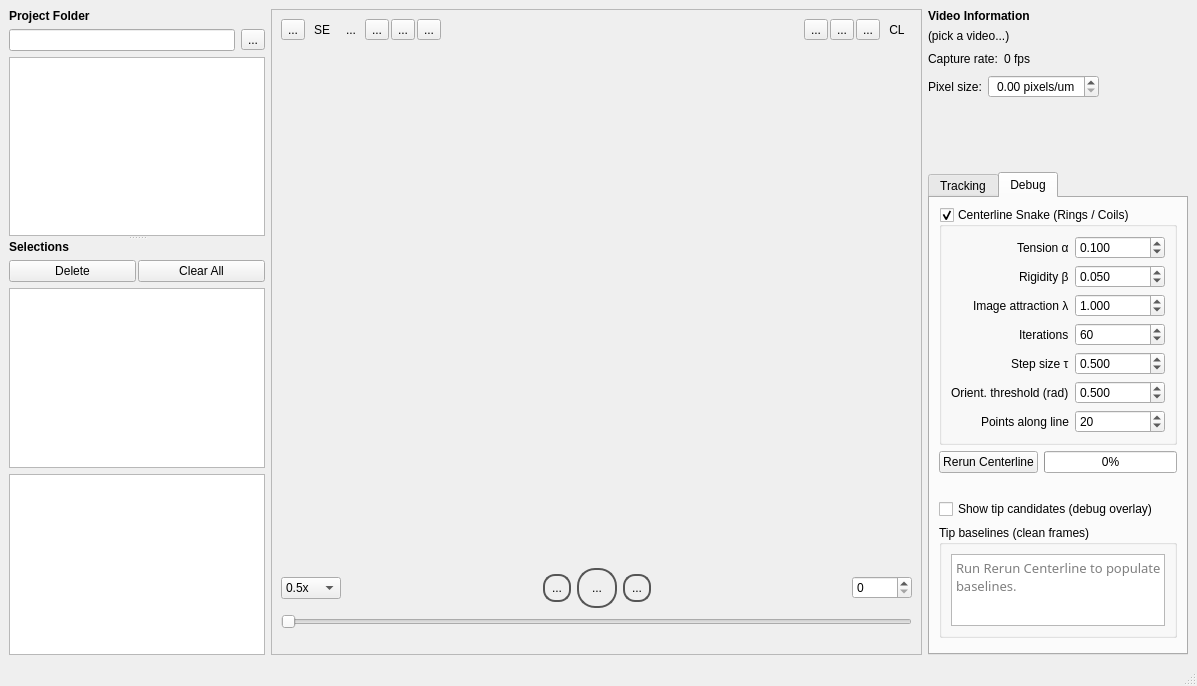
This is src/gui/mainwindow.ui in adwolfe/yawt as Qt 5 draws it before an edit. The edited form follows.
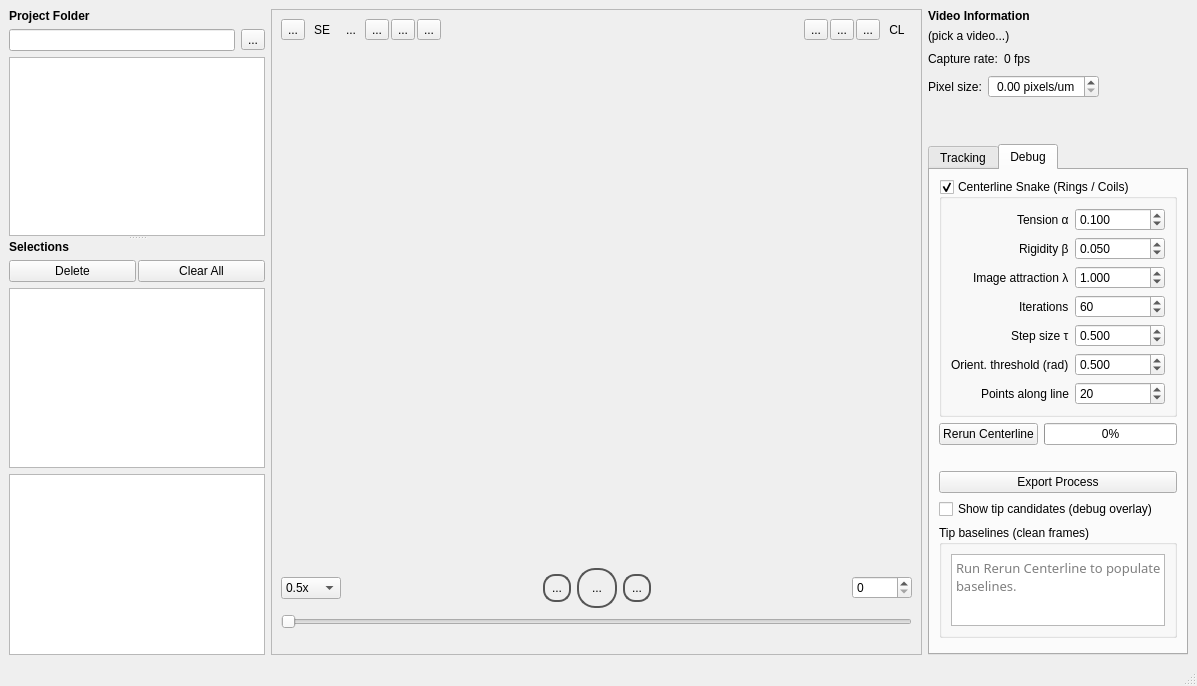
This is the edited form. The open tabs and pages were chosen to show the change. Icons and pictures are not drawn. Custom widgets are drawn as their Qt base class.

Diff of the .ui file:
```diff
--- a/src/gui/mainwindow.ui
+++ b/src/gui/mainwindow.ui
@@ -1320,6 +1320,12 @@
                <property name="wordWrap"><bool>true</bool></property>
               </widget>
              </item>
+             <item>
+              <widget class="QPushButton" name="exportProcessButton">
+               <property name="text"><string>Export Process</string></property>
+               <property name="toolTip"><string>Export per-stage diagnostic images and a decision log for the currently selected worm on the current frame. Writes to &lt;dataDir&gt;/Debug/worm{id}_frame{n}/.</string></property>
+              </widget>
+             </item>
              <item>
               <widget class="QCheckBox" name="showTipCandidatesCheck">
                <property name="text"><string>Show tip candidates (debug overlay)</string></property>
```
